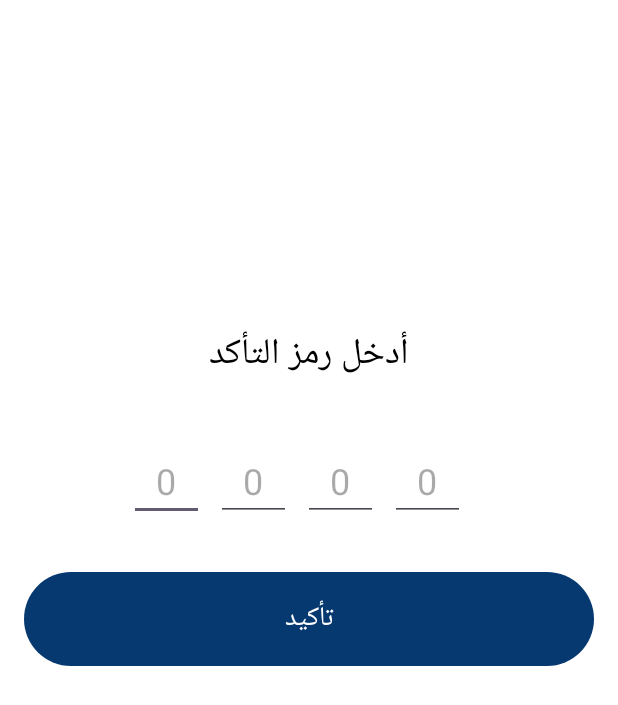
After one commit to batooldshilleh/TrainingTasks, an Android app: the ForgeatPassword screen opened directly, with no data from a screen before it, on a phone screen of 412 x 824 dp. The commit adds this screen. Shown: the top 705 px of the screen. Run offline under Robolectric (Android 15) with nearby library versions, the phone set to English and light mode, and no system bars.

Commit message:
verification Code ui

```diff
--- a/app/src/main/AndroidManifest.xml
+++ b/app/src/main/AndroidManifest.xml
@@ -13,6 +13,9 @@
         android:theme="@style/Theme.MyCarApp"
         tools:targetApi="31">
         <activity
+            android:name=".ForgeatPassword"
+            android:exported="false" />
+        <activity
             android:name=".MainActivity"
             android:exported="true">
             <intent-filter>
--- /dev/null
+++ b/app/src/main/java/com/example/mycarapp/ForgeatPassword.kt
@@ -0,0 +1,11 @@
+package com.example.mycarapp
+
+import androidx.appcompat.app.AppCompatActivity
+import android.os.Bundle
+
+class ForgeatPassword : AppCompatActivity() {
+    override fun onCreate(savedInstanceState: Bundle?) {
+        super.onCreate(savedInstanceState)
+        setContentView(R.layout.activity_forgeat_password)
+    }
+}
--- /dev/null
+++ b/app/src/main/res/layout/activity_forgeat_password.xml
@@ -0,0 +1,99 @@
+<?xml version="1.0" encoding="utf-8"?>
+<androidx.constraintlayout.widget.ConstraintLayout
+    xmlns:android="http://schemas.android.com/apk/res/android"
+    xmlns:app="http://schemas.android.com/apk/res-auto"
+    android:layout_width="match_parent"
+    android:layout_height="match_parent"
+    android:padding="16dp">
+
+    <TextView
+        android:id="@+id/tvTitle"
+        android:layout_width="wrap_content"
+        android:layout_height="wrap_content"
+        android:text="@string/Verification"
+        android:textSize="24sp"
+        android:textColor="@android:color/black"
+        app:layout_constraintTop_toTopOf="parent"
+        app:layout_constraintStart_toStartOf="parent"
+        app:layout_constraintEnd_toEndOf="parent"
+        android:layout_marginBottom="24dp"
+        android:layout_marginTop="200dp"/>
+
+    <EditText
+        android:id="@+id/etTextCode1"
+        android:layout_width="50dp"
+        android:layout_height="50dp"
+        android:inputType="number"
+        android:maxLength="1"
+        android:textSize="24sp"
+        android:textColor="@android:color/black"
+        android:gravity="center"
+        android:hint="@string/code"
+        app:layout_constraintStart_toStartOf="parent"
+        app:layout_constraintTop_toBottomOf="@id/tvTitle"
+        app:layout_constraintBottom_toTopOf="@id/btnVerify"
+        android:layout_marginEnd="8dp"
+        android:layout_marginTop="40dp"
+        android:layout_marginStart="70dp"/>
+
+    <EditText
+        android:id="@+id/etTextCode2"
+        android:layout_width="50dp"
+        android:layout_height="50dp"
+        android:inputType="number"
+        android:maxLength="1"
+        android:textSize="24sp"
+        android:textColor="@android:color/black"
+        android:gravity="center"
+        android:hint="@string/code"
+        app:layout_constraintStart_toEndOf="@id/etTextCode1"
+        app:layout_constraintTop_toTopOf="@id/etTextCode1"
+        app:layout_constraintBottom_toBottomOf="@id/etTextCode1"
+        android:layout_marginStart="8dp"
+        android:layout_marginEnd="8dp"/>
+
+    <EditText
+        android:id="@+id/etTextCode3"
+        android:layout_width="50dp"
+        android:layout_height="50dp"
+        android:inputType="number"
+        android:maxLength="1"
+        android:textSize="24sp"
+        android:textColor="@android:color/black"
+        android:gravity="center"
+        android:hint="@string/code"
+        app:layout_constraintStart_toEndOf="@id/etTextCode2"
+        app:layout_constraintTop_toTopOf="@id/etTextCode2"
+        app:layout_constraintBottom_toBottomOf="@id/etTextCode2"
+        android:layout_marginStart="8dp"
+        android:layout_marginEnd="8dp"/>
+
+    <EditText
+        android:id="@+id/etTextCode4"
+        android:layout_width="50dp"
+        android:layout_height="50dp"
+        android:inputType="number"
+        android:maxLength="1"
+        android:textSize="24sp"
+        android:textColor="@android:color/black"
+        android:gravity="center"
+        android:hint="@string/code"
+        app:layout_constraintStart_toEndOf="@id/etTextCode3"
+        app:layout_constraintTop_toTopOf="@id/etTextCode3"
+        app:layout_constraintBottom_toBottomOf="@id/etTextCode3"
+        android:layout_marginStart="8dp"/>
+
+    <Button
+        android:id="@+id/btnVerify"
+        android:layout_width="0dp"
+        android:layout_height="wrap_content"
+        android:text="@string/Verificationbtn"
+        android:textSize="18sp"
+        android:textColor="@android:color/white"
+        app:layout_constraintTop_toBottomOf="@id/etTextCode1"
+        app:layout_constraintStart_toStartOf="parent"
+        app:layout_constraintEnd_toEndOf="parent"
+        android:layout_marginTop="30dp"
+        android:padding="16dp" />
+
+</androidx.constraintlayout.widget.ConstraintLayout>
--- a/app/src/main/res/values/strings.xml
+++ b/app/src/main/res/values/strings.xml
@@ -10,4 +10,7 @@
     <string name="loginBtn">تسجيل الدخول</string>
     <string name="forgetPassword"> هل نسيت كلمة السر ؟</string>
     <string name="loginQuestion">ليس لديك حساب ؟ إنشاء حساب </string>
+    <string name="Verification">أدخل رمز التأكد</string>
+    <string name="code">0</string>
+    <string name="Verificationbtn">تأكيد</string>
 </resources>
```
